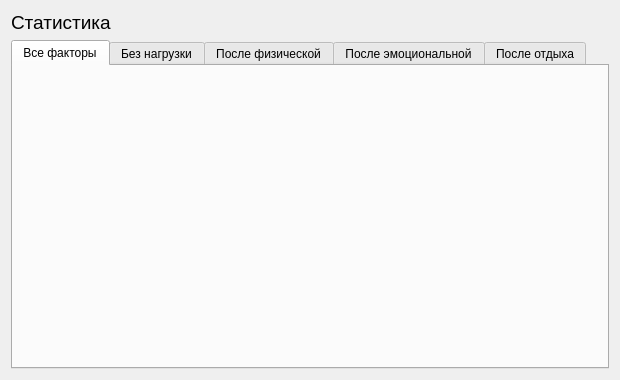
Above: src/main/python/ui/frame_sample.ui from podkidyshev/health-weather_correlation before the change. Below: the same form after it.
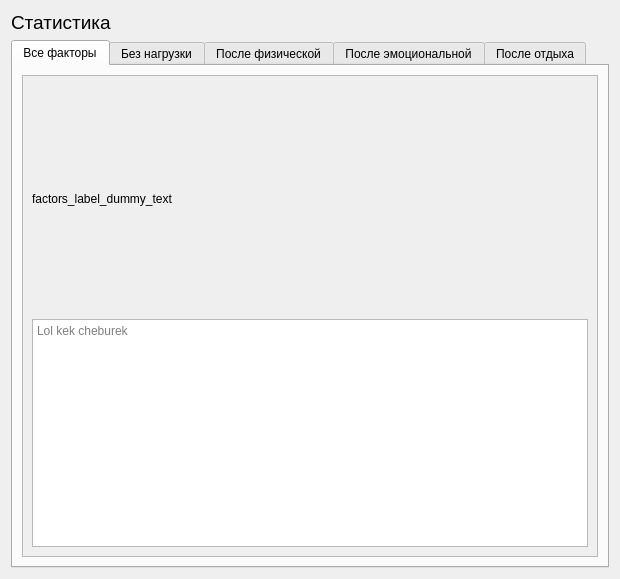
That is the form after the change. The open tabs and pages were chosen to show the change.

Commit message: Tried to complete text design: fail. I'll think about it

```diff
--- a/src/main/python/ui/frame_sample.ui
+++ b/src/main/python/ui/frame_sample.ui
@@ -7,7 +7,7 @@
     <x>0</x>
     <y>0</y>
     <width>620</width>
-    <height>380</height>
+    <height>579</height>
    </rect>
   </property>
   <property name="minimumSize">
@@ -49,10 +49,57 @@
       </attribute>
       <layout class="QVBoxLayout" name="verticalLayout_2">
        <item>
-        <widget class="QLabel" name="factors_label">
-         <property name="text">
-          <string/>
+        <widget class="QScrollArea" name="scrollArea">
+         <property name="sizePolicy">
+          <sizepolicy hsizetype="Minimum" vsizetype="Expanding">
+           <horstretch>0</horstretch>
+           <verstretch>0</verstretch>
+          </sizepolicy>
          </property>
+         <property name="widgetResizable">
+          <bool>true</bool>
+         </property>
+         <widget class="QWidget" name="scrollAreaWidgetContents">
+          <property name="geometry">
+           <rect>
+            <x>0</x>
+            <y>0</y>
+            <width>576</width>
+            <height>486</height>
+           </rect>
+          </property>
+          <layout class="QVBoxLayout" name="verticalLayout_3">
+           <item>
+            <widget class="QLabel" name="factors_label">
+             <property name="sizePolicy">
+              <sizepolicy hsizetype="Preferred" vsizetype="Minimum">
+               <horstretch>0</horstretch>
+               <verstretch>0</verstretch>
+              </sizepolicy>
+             </property>
+             <property name="text">
+              <string>factors_label_dummy_text</string>
+             </property>
+            </widget>
+           </item>
+           <item>
+            <widget class="QTextEdit" name="textEdit">
+             <property name="sizePolicy">
+              <sizepolicy hsizetype="Expanding" vsizetype="Minimum">
+               <horstretch>0</horstretch>
+               <verstretch>0</verstretch>
+              </sizepolicy>
+             </property>
+             <property name="readOnly">
+              <bool>true</bool>
+             </property>
+             <property name="placeholderText">
+              <string>Lol kek cheburek</string>
+             </property>
+            </widget>
+           </item>
+          </layout>
+         </widget>
         </widget>
        </item>
       </layout>
```
Left out of the diff: 2 changed lines with no effect on the pictures. The commit also changes 3 other files.
